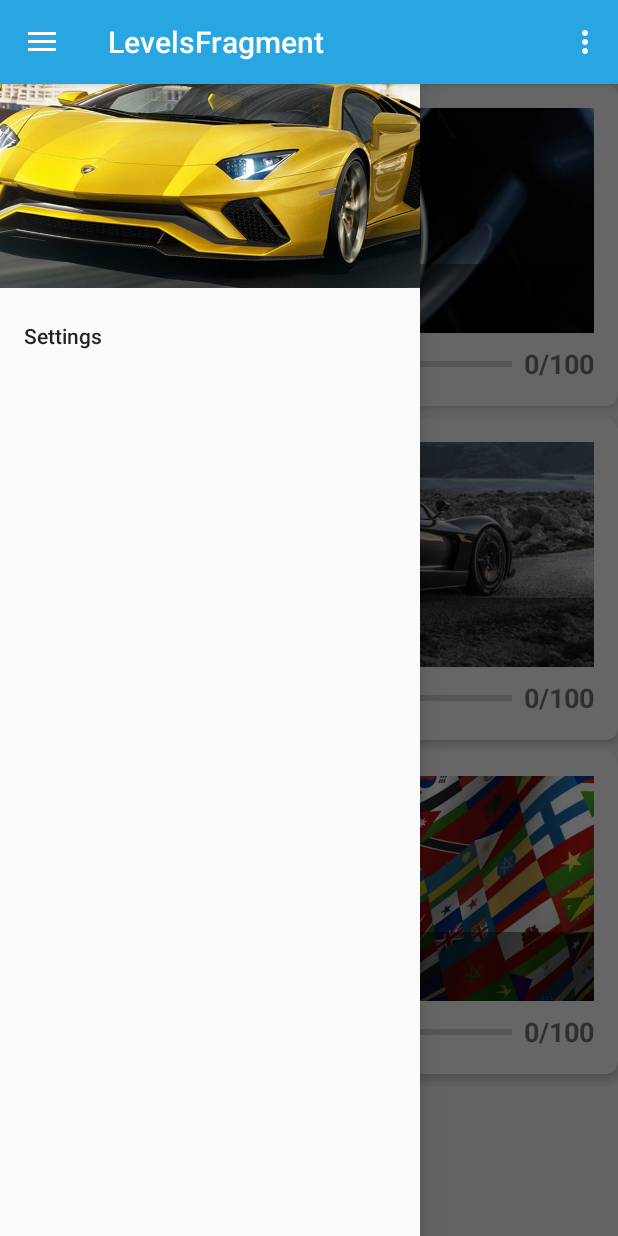
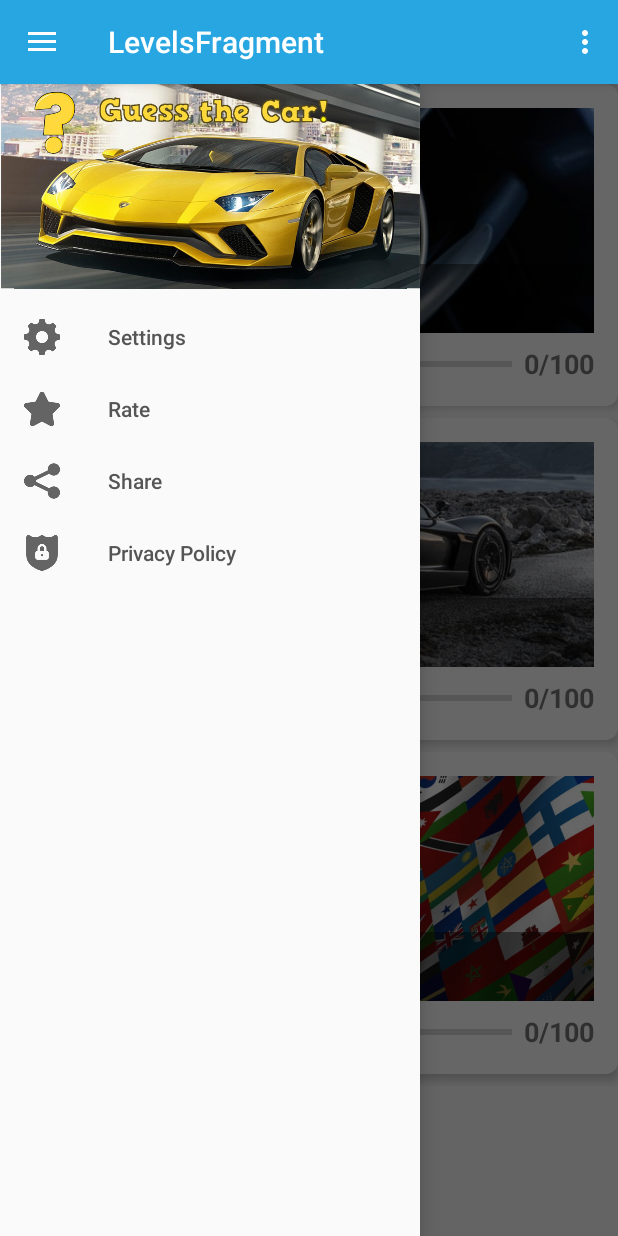
Before and after one commit to QiotoF/GuessTheCarQuiz, an Android app: the screen it shows after launch (MainActivity), with the side drawer open, on a phone screen of 412 x 824 dp. Run offline under Robolectric (Android 15) with nearby library versions, the phone set to English and light mode, and no system bars; our stand-ins replace Firebase (no records; nobody signed in at launch, a user with empty details on screens opened directly), Room's generated code, Timber, data binding, navigation-ui; libraries missing offline, so code that uses them is left out: coil.api.load; pictures from the network do not load; Roboto replaces fonts that are not available here; 1 statement that could not run was skipped.

Commit message:
Add more items in drawer and improve ui

```diff
--- a/app/src/main/java/com/pericle/guessthecar/levels/LevelsFragment.kt
+++ b/app/src/main/java/com/pericle/guessthecar/levels/LevelsFragment.kt
@@ -2,6 +2,7 @@ package com.pericle.guessthecar.levels
 
 import android.os.Bundle
 import android.view.*
+import androidx.appcompat.app.AppCompatActivity
 import androidx.databinding.DataBindingUtil
 import androidx.fragment.app.Fragment
 import androidx.lifecycle.Observer
@@ -31,6 +32,8 @@ class LevelsFragment : Fragment() {
         val dataSource = MyDatabase.getInstance(application).levelDao
         val viewModelFactory = LevelsViewModelFactory(dataSource)
         val viewModel = ViewModelProviders.of(this, viewModelFactory).get(LevelsViewModel::class.java)
+
+        (activity as AppCompatActivity).supportActionBar?.title = "Guess the Car!"
 
         val adapter = LevelsAdapter(LevelListener { level ->
             viewModel.onLevelClicked(level)
--- a/app/src/main/java/com/pericle/guessthecar/settings/SettingsFragment.kt
+++ b/app/src/main/java/com/pericle/guessthecar/settings/SettingsFragment.kt
@@ -5,6 +5,7 @@ import android.R
 import android.content.DialogInterface
 import android.os.Bundle
 import androidx.appcompat.app.AlertDialog
+import androidx.appcompat.app.AppCompatActivity
 import androidx.preference.PreferenceFragmentCompat
 import com.google.firebase.firestore.FirebaseFirestore
 import com.google.firebase.firestore.SetOptions
@@ -24,6 +25,7 @@ class SettingsFragment : PreferenceFragmentCompat() {
     private lateinit var repository: LevelRepository
 
     override fun onCreatePreferences(savedInstanceState: Bundle?, rootKey: String?) {
+        (activity as AppCompatActivity).supportActionBar?.title = "Settings"
         setPreferencesFromResource(com.pericle.guessthecar.R.xml.preferences, rootKey)
         repository = LevelRepository(MyDatabase.getInstance(this.context!!).levelDao)
         findPreference("delete").setOnPreferenceClickListener {
--- a/app/src/main/res/layout/activity_main.xml
+++ b/app/src/main/res/layout/activity_main.xml
@@ -18,10 +18,11 @@
 
         <com.google.android.material.navigation.NavigationView
             android:id="@+id/nav_view"
+            app:itemTextColor="#555"
             android:layout_width="wrap_content"
             android:layout_height="match_parent"
             android:layout_gravity="start"
-            android:fitsSystemWindows="true"
+            android:fitsSystemWindows="false"
             app:headerLayout="@layout/nav_header"
             app:menu="@menu/navdrawer_menu" />
 
--- a/app/src/main/res/layout/nav_header.xml
+++ b/app/src/main/res/layout/nav_header.xml
@@ -1,20 +1,21 @@
 <?xml version="1.0" encoding="utf-8"?>
 <androidx.constraintlayout.widget.ConstraintLayout xmlns:android="http://schemas.android.com/apk/res/android"
     xmlns:app="http://schemas.android.com/apk/res-auto"
+    xmlns:tools="http://schemas.android.com/tools"
     android:id="@+id/navHeader"
     android:layout_width="match_parent"
-    android:layout_height="192dp"
+    android:layout_height="wrap_content"
     android:padding="0dp"
     android:theme="@style/ThemeOverlay.AppCompat.Dark">
 
     <ImageView
-        android:id="@+id/navHeaderImage"
-        android:layout_width="0dp"
+        android:id="@+id/imageView"
+        android:layout_width="wrap_content"
         android:layout_height="0dp"
-        android:scaleType="centerCrop"
-        app:layout_constraintBottom_toBottomOf="parent"
+        android:adjustViewBounds="true"
         app:layout_constraintEnd_toEndOf="parent"
         app:layout_constraintStart_toStartOf="parent"
         app:layout_constraintTop_toTopOf="parent"
         app:srcCompat="@drawable/banner" />
+
 </androidx.constraintlayout.widget.ConstraintLayout>
--- a/app/src/main/res/menu/navdrawer_menu.xml
+++ b/app/src/main/res/menu/navdrawer_menu.xml
@@ -1,6 +1,24 @@
 <?xml version="1.0" encoding="utf-8"?>
 <menu xmlns:android="http://schemas.android.com/apk/res/android">
+
     <item
-            android:id="@+id/settingsFragment"
-            android:title="Settings"/>
+        android:id="@+id/settingsFragment"
+        android:icon="@drawable/ic_settings"
+        android:title="@string/settings" />
+
+    <item
+        android:id="@+id/rate"
+        android:icon="@drawable/ic_rating"
+        android:title="@string/rate" />
+
+    <item
+        android:id="@+id/share"
+        android:icon="@drawable/ic_share"
+        android:title="@string/share" />
+
+    <item
+        android:id="@+id/privacy_policy"
+        android:icon="@drawable/ic_privacy_policy"
+        android:title="@string/privacy_policy" />
+
 </menu>
--- a/app/src/main/res/values/strings.xml
+++ b/app/src/main/res/values/strings.xml
@@ -5,4 +5,8 @@
     <string name="hello_blank_fragment">Hello blank fragment</string>
     <string name="progress">%1$d/100</string>
     <string name="welcome_messages">Hello, %1$s! You have %2$d new messages.</string>
+    <string name="settings">Settings</string>
+    <string name="rate">Rate</string>
+    <string name="share">Share</string>
+    <string name="privacy_policy">Privacy Policy</string>
 </resources>
```
Also changed, not shown: app/src/main/res/drawable-v24/ic_privacy_policy.png (added), app/src/main/res/drawable-v24/ic_rating.png (added), app/src/main/res/drawable-v24/ic_settings.png (added), app/src/main/res/drawable-v24/ic_share.png (added).
